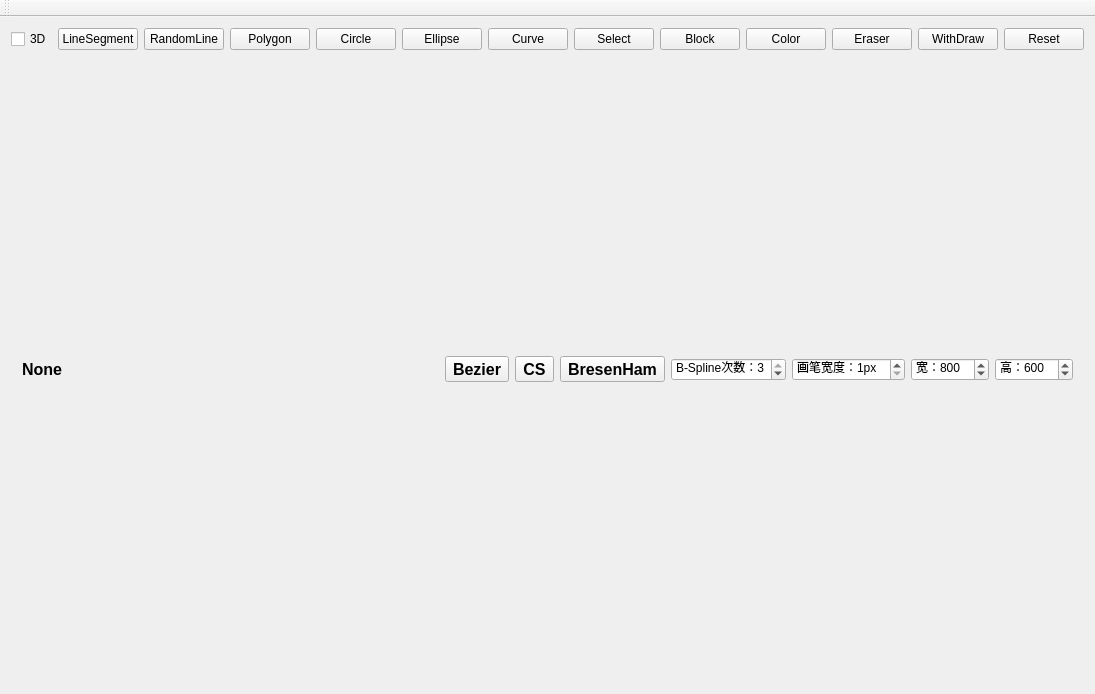
This is mainwindow.ui in TamakiRinko/Painter as Qt 5 draws it before an edit. The edited form follows.
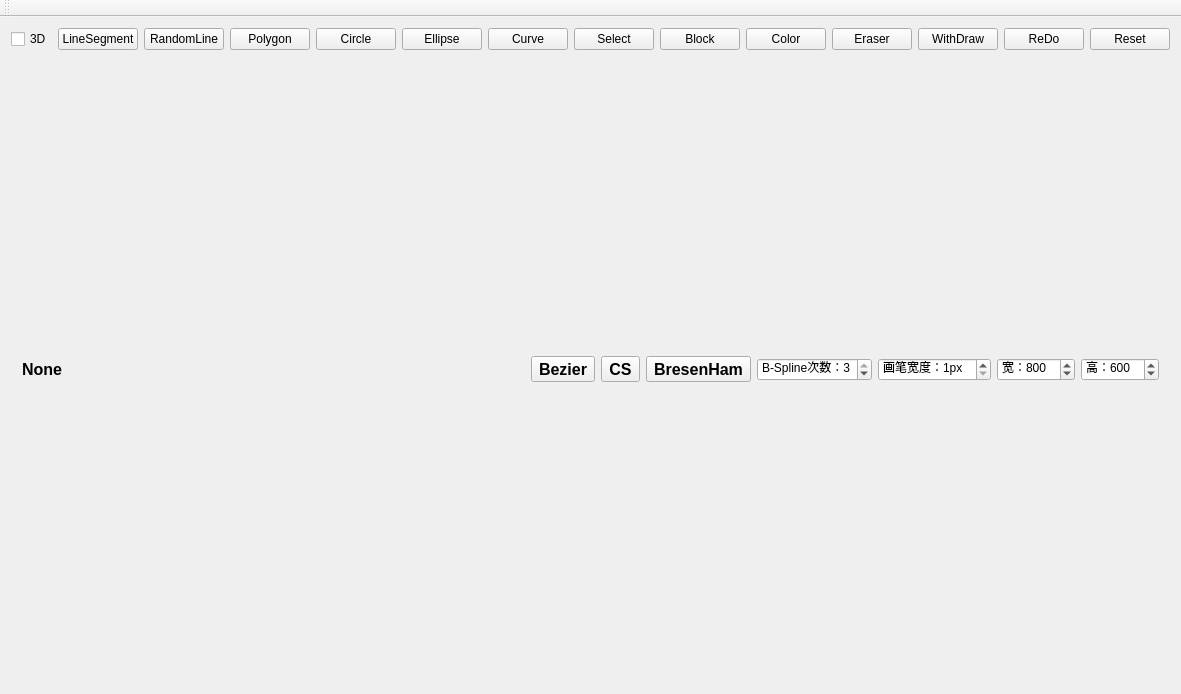
This is the edited form.

What changed in the file:
```diff
--- a/mainwindow.ui
+++ b/mainwindow.ui
@@ -215,7 +215,7 @@
      <layout class="QVBoxLayout" name="Canvas"/>
     </item>
     <item row="0" column="0" colspan="2">
-     <layout class="QHBoxLayout" name="horizontalLayout_3" stretch="1,10,10,10,10,10,10,10,10,10,10,10,10">
+     <layout class="QHBoxLayout" name="horizontalLayout_3" stretch="1,10,10,10,10,10,10,10,10,10,10,10,10,10">
       <item>
        <widget class="QCheckBox" name="PaintModeCheckBox">
         <property name="text">
@@ -300,6 +300,13 @@
         </property>
        </widget>
       </item>
+      <item>
+       <widget class="QPushButton" name="ReDoButton">
+        <property name="text">
+         <string>ReDo</string>
+        </property>
+       </widget>
+      </item>
       <item>
        <widget class="QPushButton" name="ResetButton">
         <property name="text">
```
